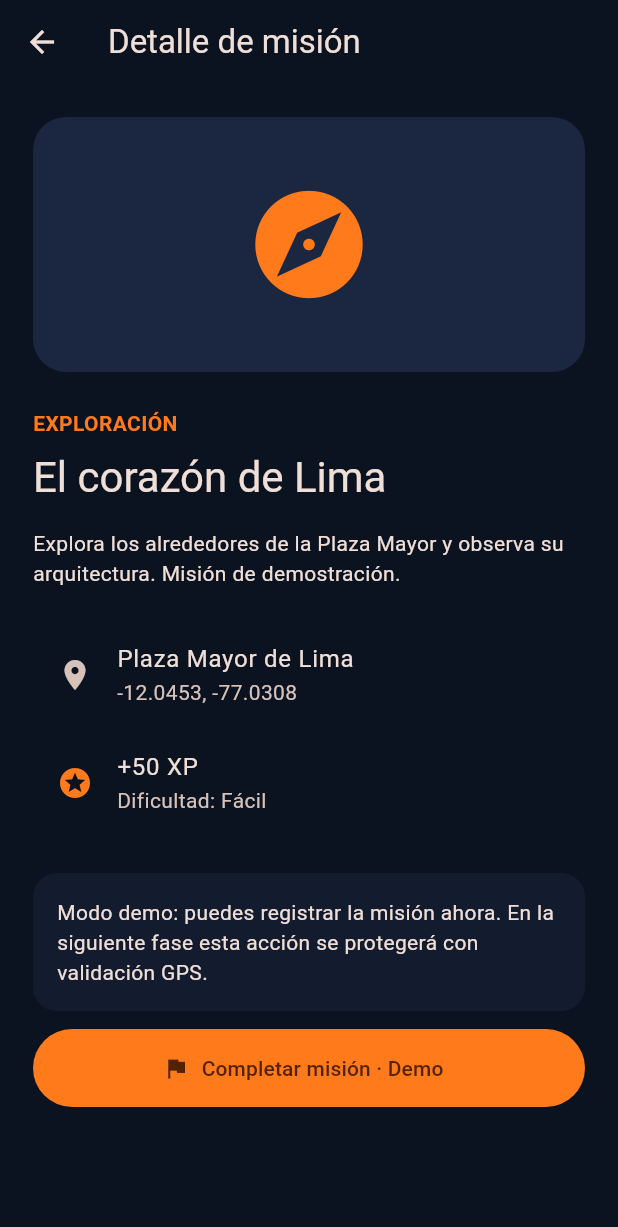
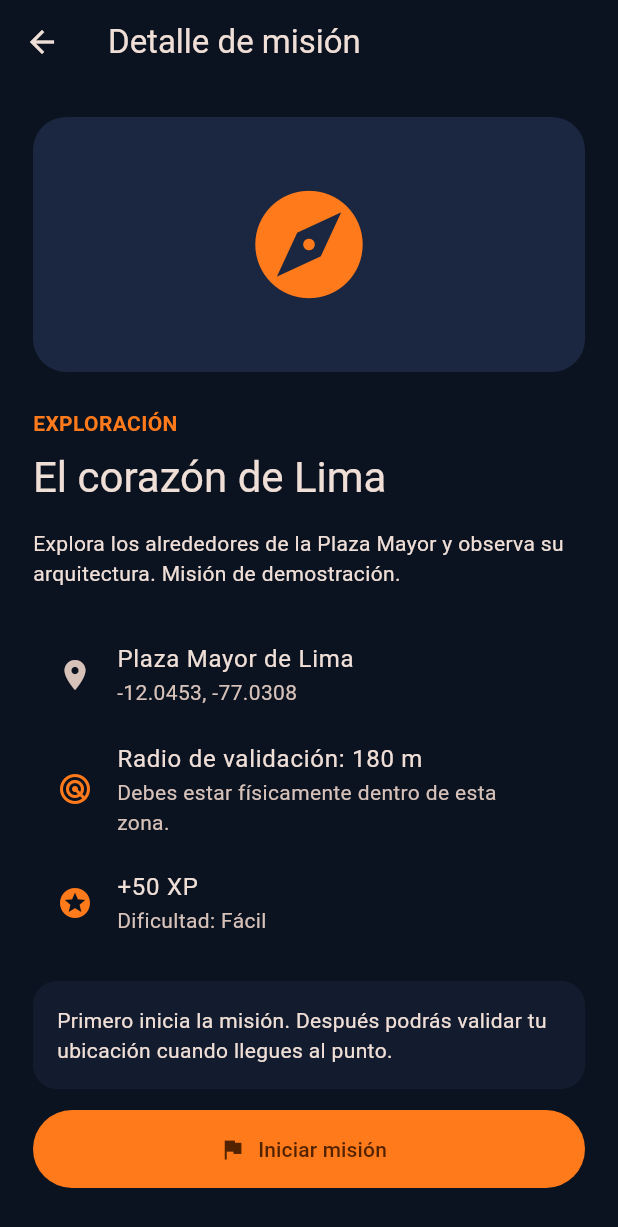
Before and after one commit to bg7427941-crypto/sidequest, a Flutter app: the MissionDetailScreen screen opened directly with sample values from the repository, on a phone screen of 412 x 824 dp. Shown: the top 1227 px of the screen. Run offline on Flutter 3.47's test engine with Material 3 defaults, Android fonts, the phone set to English and light mode, and no system bars; our stand-ins replace flutter_map, flutter_riverpod, geolocator, go_router, latlong2.

Commit message:
Implementar validación de ubicación para misiones y gestión del estado del jugador

```diff
--- a/mobile/lib/features/missions/demo_missions.dart
+++ b/mobile/lib/features/missions/demo_missions.dart
@@ -6,16 +6,17 @@ import 'package:latlong2/latlong.dart';
 class DemoMission {
   const DemoMission({required this.id, required this.title, required this.description,
     required this.category, required this.difficulty, required this.xp,
-    required this.location, required this.locationName, required this.icon});
+    required this.location, required this.locationName, required this.icon, required this.radiusMeters});
   final String id, title, description, category, difficulty, locationName;
   final int xp;
+  final int radiusMeters;
   final LatLng location;
   final IconData icon;
 }
 
 const demoMissions = <DemoMission>[
-  DemoMission(id: 'plaza-mayor', title: 'El corazón de Lima', description: 'Explora los alrededores de la Plaza Mayor y observa su arquitectura. Misión de demostración.', category: 'Exploración', difficulty: 'Fácil', xp: 50, location: LatLng(-12.0453, -77.0308), locationName: 'Plaza Mayor de Lima', icon: Icons.explore),
-  DemoMission(id: 'parque-reserva', title: 'Una pausa verde', description: 'Descubre los espacios públicos del Parque de la Reserva. Misión de demostración: verifica horarios y accesos antes de ir.', category: 'Naturaleza', difficulty: 'Media', xp: 80, location: LatLng(-12.0706, -77.0333), locationName: 'Parque de la Reserva', icon: Icons.park),
-  DemoMission(id: 'parque-kennedy', title: 'Detalles de Miraflores', description: 'Observa un detalle del paisaje urbano en el entorno del Parque Kennedy. Misión de demostración.', category: 'Fotografía', difficulty: 'Fácil', xp: 60, location: LatLng(-12.1211, -77.0297), locationName: 'Parque Kennedy', icon: Icons.photo_camera),
-  DemoMission(id: 'barranco', title: 'Arquitectura de Barranco', description: 'Pasea por el entorno público del Puente de los Suspiros y observa su arquitectura. Misión de demostración.', category: 'Cultura e historia', difficulty: 'Media', xp: 90, location: LatLng(-12.1493, -77.0222), locationName: 'Puente de los Suspiros', icon: Icons.account_balance),
+  DemoMission(id: 'plaza-mayor', title: 'El corazón de Lima', description: 'Explora los alrededores de la Plaza Mayor y observa su arquitectura. Misión de demostración.', category: 'Exploración', difficulty: 'Fácil', xp: 50, location: LatLng(-12.0453, -77.0308), locationName: 'Plaza Mayor de Lima', icon: Icons.explore, radiusMeters: 180),
+  DemoMission(id: 'parque-reserva', title: 'Una pausa verde', description: 'Descubre los espacios públicos del Parque de la Reserva. Misión de demostración: verifica horarios y accesos antes de ir.', category: 'Naturaleza', difficulty: 'Media', xp: 80, location: LatLng(-12.0706, -77.0333), locationName: 'Parque de la Reserva', icon: Icons.park, radiusMeters: 220),
+  DemoMission(id: 'parque-kennedy', title: 'Detalles de Miraflores', description: 'Observa un detalle del paisaje urbano en el entorno del Parque Kennedy. Misión de demostración.', category: 'Fotografía', difficulty: 'Fácil', xp: 60, location: LatLng(-12.1211, -77.0297), locationName: 'Parque Kennedy', icon: Icons.photo_camera, radiusMeters: 180),
+  DemoMission(id: 'barranco', title: 'Arquitectura de Barranco', description: 'Pasea por el entorno público del Puente de los Suspiros y observa su arquitectura. Misión de demostración.', category: 'Cultura e historia', difficulty: 'Media', xp: 90, location: LatLng(-12.1493, -77.0222), locationName: 'Puente de los Suspiros', icon: Icons.account_balance, radiusMeters: 160),
 ];
--- a/mobile/lib/features/missions/mission_detail_screen.dart
+++ b/mobile/lib/features/missions/mission_detail_screen.dart
@@ -1,19 +1,110 @@
 import 'package:flutter/material.dart';
 import 'package:flutter_riverpod/flutter_riverpod.dart';
+import 'package:geolocator/geolocator.dart';
 
 import '../../core/player/player_state.dart';
 import '../../core/theme/app_theme.dart';
 import 'demo_missions.dart';
 
-class MissionDetailScreen extends ConsumerWidget {
+class MissionDetailScreen extends ConsumerStatefulWidget {
   const MissionDetailScreen({super.key, required this.mission});
 
   final DemoMission mission;
 
   @override
-  Widget build(BuildContext context, WidgetRef ref) {
+  ConsumerState<MissionDetailScreen> createState() => _MissionDetailScreenState();
+}
+
+class _MissionDetailScreenState extends ConsumerState<MissionDetailScreen> {
+  bool _checkingLocation = false;
+  double? _distanceMeters;
+  String? _message;
+  bool _isError = false;
+
+  Future<void> _verifyLocation() async {
+    if (_checkingLocation) return;
+    setState(() {
+      _checkingLocation = true;
+      _message = null;
+      _isError = false;
+    });
+
+    try {
+      if (!await Geolocator.isLocationServiceEnabled()) {
+        throw const _LocationException('Activa el GPS de tu teléfono e inténtalo de nuevo.');
+      }
+
+      var permission = await Geolocator.checkPermission();
+      if (permission == LocationPermission.denied) {
+        permission = await Geolocator.requestPermission();
+      }
+      if (permission == LocationPermission.denied) {
+        throw const _LocationException('Necesitamos permiso de ubicación para validar esta misión.');
+      }
+      if (permission == LocationPermission.deniedForever) {
+        throw const _LocationException('El permiso de ubicación está bloqueado. Actívalo desde Ajustes del teléfono.');
+      }
+
+      final position = await Geolocator.getCurrentPosition(
+        locationSettings: const LocationSettings(accuracy: LocationAccuracy.high),
+      ).timeout(const Duration(seconds: 18));
+
+      final meters = Geolocator.distanceBetween(
+        position.latitude,
+        position.longitude,
+        widget.mission.location.latitude,
+        widget.mission.location.longitude,
+      );
+
+      if (!mounted) return;
+      setState(() {
+        _distanceMeters = meters;
+      });
+
+      if (meters > widget.mission.radiusMeters) {
+        setState(() {
+          _isError = true;
+          _message = 'Aún estás fuera del área de la misión. Acércate unos ${((meters - widget.mission.radiusMeters).clamp(0, 999999)).round()} m más.';
+        });
+        return;
+      }
+
+      ref.read(playerProvider.notifier).completeMission(
+        missionId: widget.mission.id,
+        rewardXp: widget.mission.xp,
+      );
+
+      setState(() {
+        _message = 'Ubicación verificada. ¡Misión completada! +${widget.mission.xp} XP.';
+      });
+
+      if (mounted) {
+        ScaffoldMessenger.of(context).showSnackBar(
+          SnackBar(content: Text('+${widget.mission.xp} XP · misión completada')),
+        );
+      }
+    } on _LocationException catch (e) {
+      if (!mounted) return;
+      setState(() {
+        _isError = true;
+        _message = e.message;
+      });
+    } on Exception catch (e) {
+      if (!mounted) return;
+      setState(() {
+        _isError = true;
+        _message = e.toString().replaceFirst('Exception: ', 'No pudimos obtener tu ubicación: ');
+      });
+    } finally {
+      if (mounted) setState(() => _checkingLocation = false);
+    }
+  }
+
+  @override
+  Widget build(BuildContext context) {
     final player = ref.watch(playerProvider);
-    final completed = player.completedMissionIds.contains(mission.id);
+    final completed = player.completedMissionIds.contains(widget.mission.id);
+    final started = player.startedMissionIds.contains(widget.mission.id);
 
     return Scaffold(
       appBar: AppBar(title: const Text('Detalle de misión')),
@@ -24,46 +115,99 @@ class MissionDetailScreen extends ConsumerWidget {
             Container(
               height: 170,
               decoration: BoxDecoration(color: AppColors.surfaceHigh, borderRadius: BorderRadius.circular(22)),
-              child: Icon(mission.icon, color: AppColors.primary, size: 86),
+              child: Icon(widget.mission.icon, color: AppColors.primary, size: 86),
             ),
             const SizedBox(height: 24),
-            Text(mission.category.toUpperCase(), style: const TextStyle(color: AppColors.primary, fontWeight: FontWeight.bold)),
+            Text(widget.mission.category.toUpperCase(), style: const TextStyle(color: AppColors.primary, fontWeight: FontWeight.bold)),
             const SizedBox(height: 8),
-            Text(mission.title, style: Theme.of(context).textTheme.headlineMedium),
+            Text(widget.mission.title, style: Theme.of(context).textTheme.headlineMedium),
             const SizedBox(height: 16),
-            Text(mission.description),
+            Text(widget.mission.description),
             const SizedBox(height: 22),
             ListTile(
               leading: const Icon(Icons.place),
-              title: Text(mission.locationName),
-              subtitle: Text('${mission.location.latitude.toStringAsFixed(4)}, ${mission.location.longitude.toStringAsFixed(4)}'),
+              title: Text(widget.mission.locationName),
+              subtitle: Text('${widget.mission.location.latitude.toStringAsFixed(4)}, ${widget.mission.location.longitude.toStringAsFixed(4)}'),
+            ),
+            ListTile(
+              leading: const Icon(Icons.radar, color: AppColors.primary),
+              title: Text('Radio de validación: ${widget.mission.radiusMeters} m'),
+              subtitle: const Text('Debes estar físicamente dentro de esta zona.'),
             ),
             ListTile(
               leading: const Icon(Icons.stars, color: AppColors.primary),
-              title: Text('+${mission.xp} XP'),
-              subtitle: Text('Dificultad: ${mission.difficulty}'),
+              title: Text('+${widget.mission.xp} XP'),
+              subtitle: Text('Dificultad: ${widget.mission.difficulty}'),
             ),
-            const SizedBox(height: 24),
+            const SizedBox(height: 16),
             Card(
               child: Padding(
                 padding: const EdgeInsets.all(16),
-                child: Text(completed
+                child: Text(
+                  completed
                       ? 'Misión completada. El XP ya fue añadido a tu progreso.'
-                    : 'Modo demo: puedes registrar la misión ahora. En la siguiente fase esta acción se protegerá con validación GPS.'),
+                      : started
+                          ? 'Misión iniciada. Cuando llegues al punto, verifica tu ubicación para reclamar el XP.'
+                          : 'Primero inicia la misión. Después podrás validar tu ubicación cuando llegues al punto.',
                 ),
               ),
+            ),
+            if (_distanceMeters != null) ...[
               const SizedBox(height: 12),
+              Card(
+                child: ListTile(
+                  leading: Icon(
+                    _distanceMeters! <= widget.mission.radiusMeters ? Icons.check_circle : Icons.near_me,
+                    color: _distanceMeters! <= widget.mission.radiusMeters ? AppColors.primary : AppColors.textMuted,
+                  ),
+                  title: Text('${_distanceMeters! < 1000 ? _distanceMeters!.round() : (_distanceMeters! / 1000).toStringAsFixed(1)} ${_distanceMeters! < 1000 ? 'm' : 'km'} de la misión'),
+                  subtitle: Text(_distanceMeters! <= widget.mission.radiusMeters ? 'Estás dentro del área de validación.' : 'Todavía estás fuera del área.'),
+                ),
+              ),
+            ],
+            if (_message != null) ...[
+              const SizedBox(height: 12),
+              Card(
+                child: Padding(
+                  padding: const EdgeInsets.all(14),
+                  child: Row(
+                    children: [
+                      Icon(_isError ? Icons.info_outline : Icons.verified, color: _isError ? AppColors.textMuted : AppColors.primary),
+                      const SizedBox(width: 12),
+                      Expanded(child: Text(_message!)),
+                    ],
+                  ),
+                ),
+              ),
+            ],
+            const SizedBox(height: 14),
+            if (!completed && !started)
               FilledButton.icon(
-              onPressed: completed
-                  ? null
-                  : () {
-                      ref.read(playerProvider.notifier).completeMission(missionId: mission.id, rewardXp: mission.xp);
-                      ScaffoldMessenger.of(context).showSnackBar(
-                        SnackBar(content: Text('Misión completada · +${mission.xp} XP')),
-                      );
+                onPressed: () {
+                  ref.read(playerProvider.notifier).startMission(widget.mission.id);
+                  setState(() {
+                    _message = 'Misión iniciada. Ve al punto y luego verifica tu ubicación.';
+                    _isError = false;
+                  });
                 },
-              icon: Icon(completed ? Icons.check : Icons.flag),
-              label: Text(completed ? 'Misión completada' : 'Completar misión · Demo'),
+                icon: const Icon(Icons.flag),
+                label: const Text('Iniciar misión'),
+                style: FilledButton.styleFrom(minimumSize: const Size.fromHeight(52)),
+              )
+            else if (!completed)
+              FilledButton.icon(
+                onPressed: _checkingLocation ? null : _verifyLocation,
+                icon: _checkingLocation
+                    ? const SizedBox(width: 20, height: 20, child: CircularProgressIndicator(strokeWidth: 2))
+                    : const Icon(Icons.my_location),
+                label: Text(_checkingLocation ? 'Verificando ubicación…' : 'Verificar ubicación'),
+                style: FilledButton.styleFrom(minimumSize: const Size.fromHeight(52)),
+              )
+            else
+              FilledButton.icon(
+                onPressed: null,
+                icon: const Icon(Icons.check),
+                label: const Text('Misión completada'),
                 style: FilledButton.styleFrom(minimumSize: const Size.fromHeight(52)),
               ),
           ],
@@ -72,3 +216,8 @@ class MissionDetailScreen extends ConsumerWidget {
     );
   }
 }
+
+class _LocationException implements Exception {
+  const _LocationException(this.message);
+  final String message;
+}
```
Also changed, not shown: mobile/lib/core/player/player_state.dart (+16 -1 lines), mobile/lib/features/explore/explore_screen.dart (+4 -3 lines), 1 other file. Lines whose indentation alone changed are shown as unchanged.
